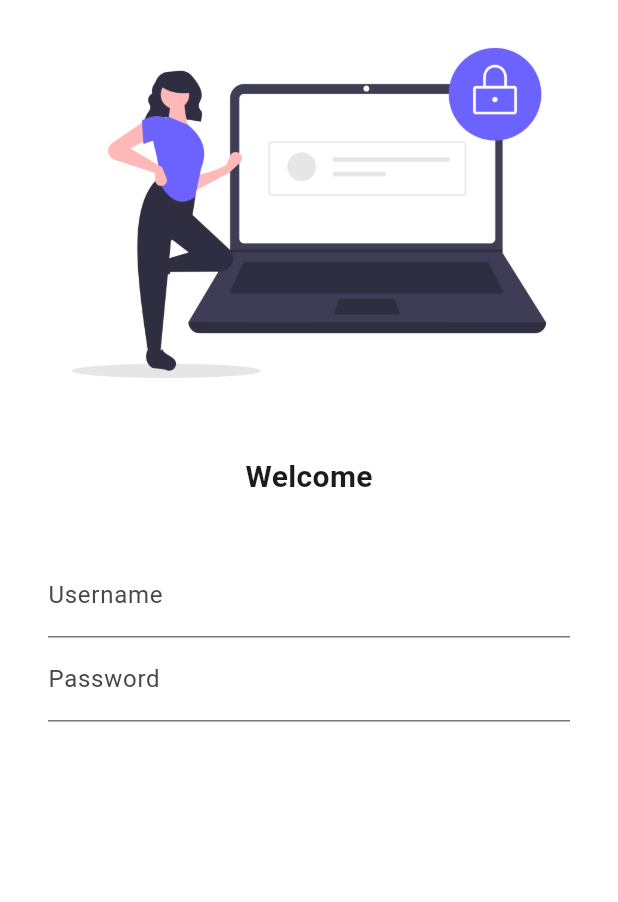
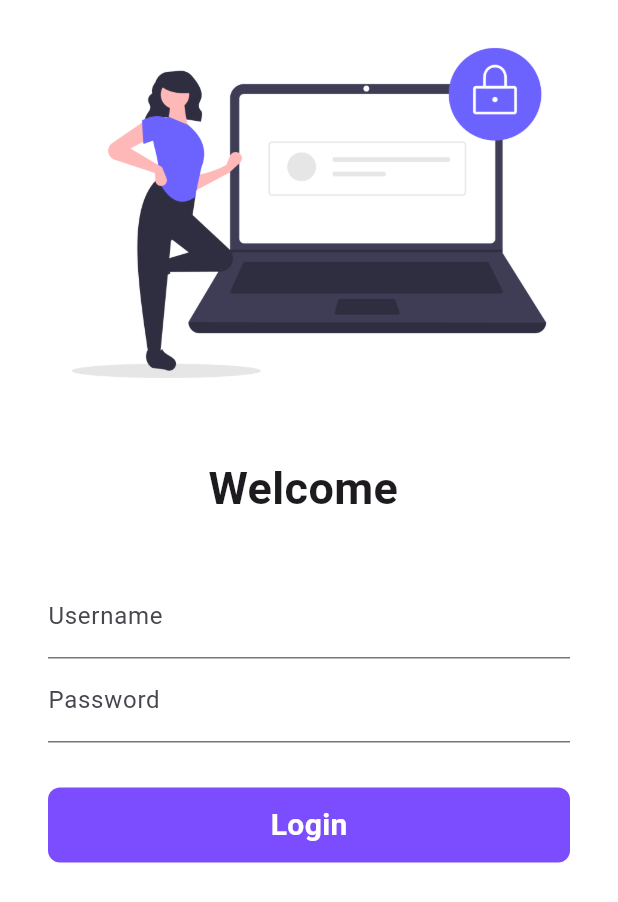
Before and after one commit to inzamam9494/practice_flutter, a Flutter app: the screen it shows after launch, on a phone screen of 412 x 824 dp. Shown: the top 902 px of the screen. Run offline on Flutter 3.47's test engine with Material 3 defaults, Android fonts, the phone set to English and light mode, and no system bars.

Commit message:
Learning Animation

```diff
--- a/lib/main.dart
+++ b/lib/main.dart
@@ -1,6 +1,7 @@
 import 'package:flutter/material.dart';
 import 'package:practice_flutter/pages/home_page.dart';
 import 'package:practice_flutter/pages/login_page.dart';
+import 'package:practice_flutter/utils/routes.dart';
 
 void main() {
   runApp(const MyApp());
@@ -15,9 +16,9 @@ class MyApp extends StatelessWidget {
     return MaterialApp(
       initialRoute: "login",
       routes: {
-        "/": (context) => const HomePage(),
-        "home": (context) => const HomePage(),
-        "login": (context) => const LoginPage()
+        "/": (context) => const LoginPage(),
+        MyRoutes.homeRoutes: (context) => const HomePage(),
+        MyRoutes.loginRoutes: (context) => const LoginPage()
       },
     );
   }
--- a/lib/pages/login_page.dart
+++ b/lib/pages/login_page.dart
@@ -1,19 +1,29 @@
 import 'package:flutter/material.dart';
+import 'package:practice_flutter/utils/routes.dart';
 
-class LoginPage extends StatelessWidget {
+class LoginPage extends StatefulWidget {
   const LoginPage({super.key});
+
+  @override
+  State<LoginPage> createState() => _LoginPageState();
+}
+
+class _LoginPageState extends State<LoginPage> {
+  String name = "";
+  bool changeButton = false;
 
   @override
   Widget build(BuildContext context) {
     return Material(
       color: Colors.white,
+      child: SingleChildScrollView(
         child: Column(
           children: [
             Image.asset("assets/image/login_image.png"),
             const SizedBox(height: 20.0),
-          const Text(
-            "Welcome",
-            style: TextStyle(fontWeight: FontWeight.bold, fontSize: 20),
+            Text(
+              "Welcome $name",
+              style: const TextStyle(fontWeight: FontWeight.bold, fontSize: 30),
             ),
             const SizedBox(height: 20.0),
             Padding(
@@ -22,22 +32,66 @@ class LoginPage extends StatelessWidget {
                 children: [
                   TextFormField(
                     decoration: const InputDecoration(
-                     labelText: "Username",
-                     hintText: "Username"
-                 ),
+                        labelText: "Username", hintText: "Username"),
+                    onChanged: (value) {
+                      name = value;
+                      setState(() {});
+                    },
                   ),
                   TextFormField(
                     obscureText: true,
                     decoration: const InputDecoration(
-                     labelText: "Password",
-                     hintText: "Enter Password"
+                        labelText: "Password", hintText: "Enter Password"),
+                  ),
+                  const SizedBox(height: 30),
+
+                  InkWell(
+                    onTap: () async {
+                      setState(() {
+                        changeButton = true;
+                      });
+                      await Future.delayed(const Duration(seconds: 1));
+                      Navigator.pushNamed(context, MyRoutes.homeRoutes);
+                    },
+                    child: AnimatedContainer(
+                      duration: const Duration(seconds: 1),
+                      alignment: Alignment.center,
+                      height: 50,
+                      width: changeButton ? 50 : 500,
+                      // color: Colors.deepPurpleAccent,
+                      decoration: BoxDecoration(
+                          color: Colors.deepPurpleAccent,
+                          borderRadius:
+                              BorderRadius.circular(changeButton ? 30 : 8)),
+                      child: changeButton
+                          ? const Icon(
+                              Icons.done,
+                              color: Colors.white,
+                            )
+                          : const Text(
+                              "Login",
+                              style: TextStyle(
+                                  color: Colors.white,
+                                  fontWeight: FontWeight.bold,
+                                  fontSize: 20),
+                            ),
                     ),
                   )
+
+                  // ElevatedButton(
+                  //   onPressed: () {
+                  //     Navigator.pushNamed(context, MyRoutes.homeRoutes);
+                  //   },
+                  //   style:
+                  //       TextButton.styleFrom(minimumSize: const Size(500, 50)),
+                  //   child: const Text("Login"),
+                  // )
                 ],
               ),
             )
           ],
         ),
+      ),
     );
   }
 }
--- /dev/null
+++ b/lib/utils/routes.dart
@@ -0,0 +1,4 @@
+class MyRoutes{
+  static String loginRoutes = "/login";
+  static String homeRoutes = "/home";
+}
```
Lines whose indentation alone changed are shown as unchanged.
